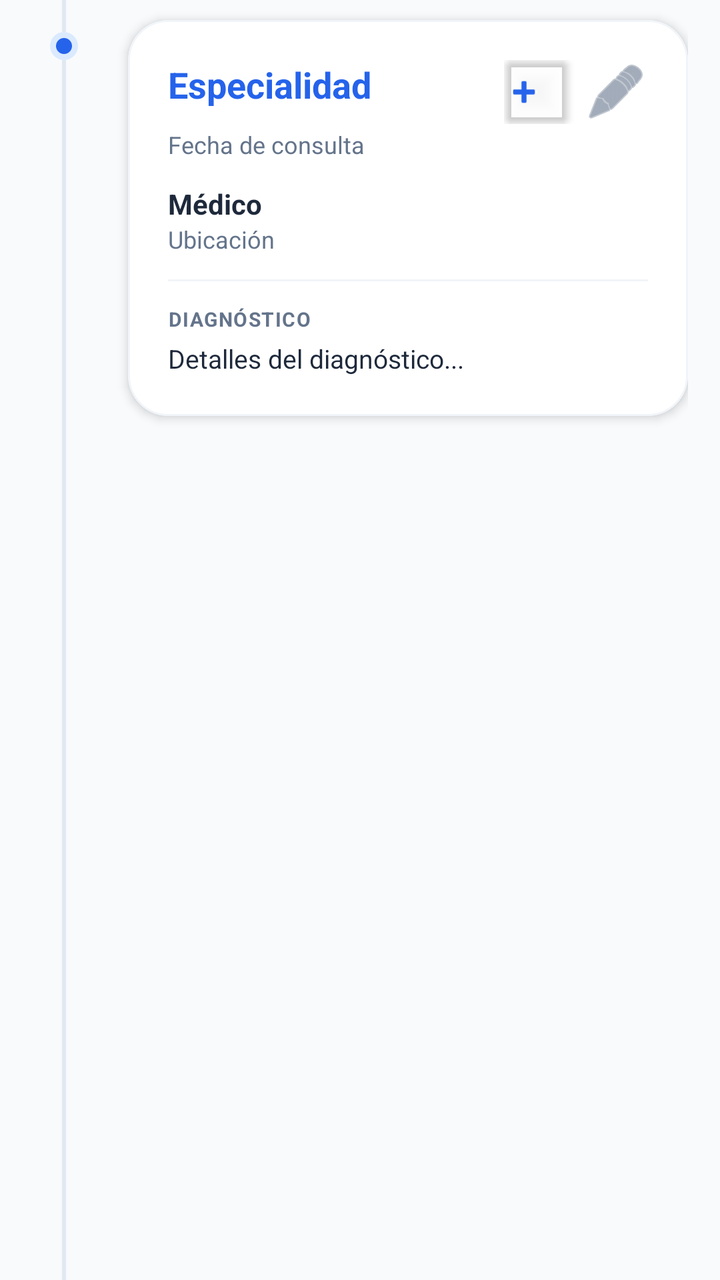
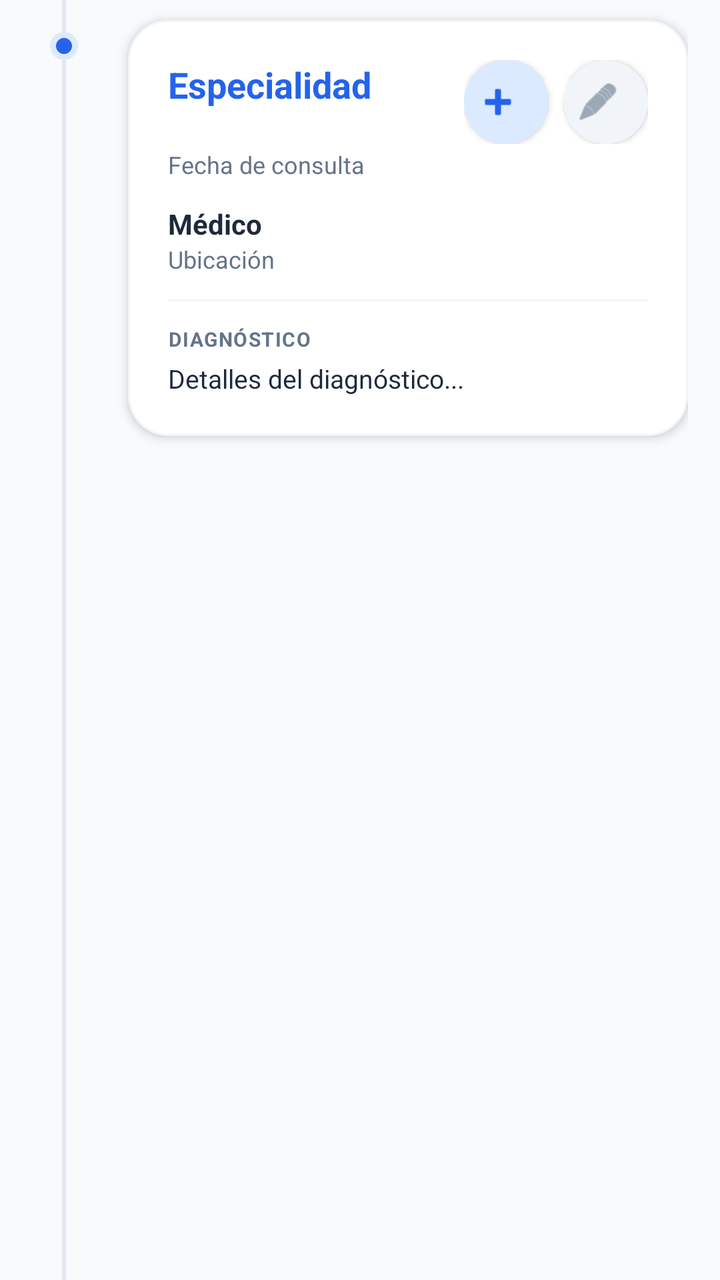

Before-and-after screenshots of an Android layout around one commit, followed by the original layout XML and the change that was made.
<!-- AndroidManifest.xml: application theme AppTheme -->
<!-- res/layout/item_historial.xml -->
<?xml version="1.0" encoding="utf-8"?>
<LinearLayout xmlns:android="http://schemas.android.com/apk/res/android"
    xmlns:app="http://schemas.android.com/apk/res-auto"
    android:layout_width="match_parent"
    android:layout_height="wrap_content"
    android:orientation="horizontal"
    android:paddingStart="16dp"
    android:paddingEnd="16dp">

    
    <LinearLayout
        android:layout_width="32dp"
        android:layout_height="match_parent"
        android:gravity="center_horizontal"
        android:orientation="vertical">
        <View
            android:id="@+id/timeline_top"
            android:layout_width="2dp"
            android:layout_height="16dp"
            android:background="@color/divider" />
        <View
            android:layout_width="14dp"
            android:layout_height="14dp"
            android:background="@drawable/timeline_dot" />
        <View
            android:id="@+id/timeline_bottom"
            android:layout_width="2dp"
            android:layout_height="match_parent"
            android:background="@color/divider" />
    </LinearLayout>

    
    <com.google.android.material.card.MaterialCardView
        android:layout_width="0dp"
        android:layout_height="wrap_content"
        android:layout_weight="1"
        android:layout_marginStart="16dp"
        android:layout_marginTop="10dp"
        android:layout_marginBottom="26dp"
        app:cardCornerRadius="20dp"
        app:cardElevation="3dp"
        app:cardBackgroundColor="@color/white"
        app:strokeColor="#F1F5F9"
        app:strokeWidth="1dp">

        <LinearLayout
            android:layout_width="match_parent"
            android:layout_height="wrap_content"
            android:orientation="vertical"
            android:padding="20dp">

            
            <RelativeLayout
                android:layout_width="match_parent"
                android:layout_height="wrap_content"
                android:gravity="center_vertical">

                <TextView
                    android:id="@+id/tvHistSpecialty"
                    android:layout_width="wrap_content"
                    android:layout_height="wrap_content"
                    android:text="Especialidad"
                    android:textColor="@color/primary"
                    android:textSize="18sp"
                    android:textStyle="bold"
                    android:layout_alignParentStart="true"
                    android:layout_toStartOf="@id/layoutActions" />

                <LinearLayout
                    android:id="@+id/layoutActions"
                    android:layout_width="wrap_content"
                    android:layout_height="wrap_content"
                    android:layout_alignParentEnd="true"
                    android:gravity="center_vertical"
                    android:orientation="horizontal">

                    <com.google.android.material.button.MaterialButton
                        android:id="@+id/btnAttachDoc"
                        style="@style/Widget.MaterialComponents.Button.Icon"
                        android:layout_width="32dp"
                        android:layout_height="32dp"
                        android:layout_marginEnd="8dp"
                        android:padding="0dp"
                        android:insetLeft="0dp"
                        android:insetTop="0dp"
                        android:insetRight="0dp"
                        android:insetBottom="0dp"
                        app:icon="@android:drawable/ic_input_add"
                        app:iconSize="20dp"
                        app:iconTint="@color/primary"
                        app:backgroundTint="@android:color/transparent"
                        app:elevation="0dp" />

                    <ImageButton
                        android:id="@+id/btnHistMenu"
                        android:layout_width="32dp"
                        android:layout_height="32dp"
                        android:background="?attr/selectableItemBackgroundBorderless"
                        android:src="@android:drawable/ic_menu_edit"
                        app:tint="@color/text_secondary" />
                </LinearLayout>
            </RelativeLayout>

            <TextView
                android:id="@+id/tvHistDateTime"
                android:layout_width="wrap_content"
                android:layout_height="wrap_content"
                android:layout_marginTop="2dp"
                android:text="Fecha de consulta"
                android:textColor="@color/text_secondary"
                android:textSize="12sp" />

            <TextView
                android:id="@+id/tvHistStatus"
                android:layout_width="wrap_content"
                android:layout_height="wrap_content"
                android:layout_marginTop="4dp"
                android:text="PENDIENTE"
                android:textColor="@color/sos_red"
                android:textSize="10sp"
                android:textStyle="bold"
                android:visibility="gone" />

            <TextView
                android:id="@+id/tvHistDoctor"
                android:layout_width="wrap_content"
                android:layout_height="wrap_content"
                android:layout_marginTop="12dp"
                android:text="Médico"
                android:textColor="@color/text_primary"
                android:textStyle="bold"
                android:textSize="14sp" />

            <TextView
                android:id="@+id/tvHistLocation"
                android:layout_width="wrap_content"
                android:layout_height="wrap_content"
                android:text="Ubicación"
                android:textColor="@color/text_secondary"
                android:textSize="12sp" />

            <View
                android:layout_width="match_parent"
                android:layout_height="1dp"
                android:background="#F1F5F9"
                android:layout_marginVertical="12dp" />

            <TextView
                android:layout_width="wrap_content"
                android:layout_height="wrap_content"
                android:text="DIAGNÓSTICO"
                android:textColor="@color/text_secondary"
                android:textSize="10sp"
                android:textStyle="bold"
                android:letterSpacing="0.05" />

            <TextView
                android:id="@+id/tvHistDiagnosis"
                android:layout_width="match_parent"
                android:layout_height="wrap_content"
                android:layout_marginTop="4dp"
                android:text="Detalles del diagnóstico..."
                android:textColor="@color/text_primary"
                android:textSize="13sp" />

            
            <LinearLayout
                android:id="@+id/layoutDocHeader"
                android:layout_width="match_parent"
                android:layout_height="wrap_content"
                android:orientation="vertical"
                android:visibility="gone">

                <View
                    android:layout_width="match_parent"
                    android:layout_height="1dp"
                    android:background="#F1F5F9"
                    android:layout_marginVertical="12dp" />

                <TextView
                    android:layout_width="wrap_content"
                    android:layout_height="wrap_content"
                    android:text="ARCHIVOS ADJUNTOS"
                    android:textColor="@color/primary"
                    android:textSize="10sp"
                    android:textStyle="bold"
                    android:layout_marginBottom="8dp" />

                <LinearLayout
                    android:id="@+id/layoutRelatedDocs"
                    android:layout_width="match_parent"
                    android:layout_height="wrap_content"
                    android:orientation="vertical" />
            </LinearLayout>

        </LinearLayout>
    </com.google.android.material.card.MaterialCardView>

</LinearLayout>
<!-- resources referenced by this layout -->
<resources>
  <color name="divider">#E2E8F0</color>
  <color name="primary">#2563EB</color>
  <color name="sos_red">#EF4444</color>
  <color name="text_primary">#1E293B</color>
  <color name="text_secondary">#64748B</color>
  <color name="white">#FFFFFF</color>
  <!-- drawable timeline_dot (drawable) -->
  <?xml version="1.0" encoding="utf-8"?>
  <shape xmlns:android="http://schemas.android.com/apk/res/android"
      android:shape="oval">
      <solid android:color="@color/primary" />
      <size android:width="14dp" android:height="14dp" />
      <stroke android:width="3dp" android:color="@color/primary_light" />
  </shape>
  <style name="AppTheme" parent="Theme.MaterialComponents.Light.NoActionBar">
          <item name="colorPrimary">@color/primary</item>
          <item name="colorPrimaryDark">@color/primary_dark</item>
          <item name="colorAccent">@color/accent</item>
          <item name="android:windowBackground">@color/background</item>
          <item name="bottomNavigationStyle">@style/CustomBottomNavigation</item>
      </style>
  <color name="primary_light">#DBEAFE</color>
  <color name="primary_dark">#1E40AF</color>
  <color name="accent">#10B981</color>
  <color name="background">#F8FAFC</color>
  <style name="CustomBottomNavigation" parent="Widget.MaterialComponents.BottomNavigationView">
          <item name="labelVisibilityMode">labeled</item>
          <item name="itemIconSize">22dp</item>
          <item name="itemRippleColor">@color/primary_light</item>
          <item name="backgroundTint">@color/white</item>
          <item name="itemIconTint">@color/selector_nav_color</item>
          <item name="itemTextColor">@color/selector_nav_color</item>
          <item name="android:paddingTop">0dp</item>
          <item name="android:paddingBottom">0dp</item>
      </style>
</resources>

<!-- the commit's change to res/layout/item_historial.xml (unified diff, before → after) -->
@@ -77,27 +77,39 @@
                     <com.google.android.material.button.MaterialButton
                         android:id="@+id/btnAttachDoc"
                         style="@style/Widget.MaterialComponents.Button.Icon"
-                        android:layout_width="32dp"
-                        android:layout_height="32dp"
-                        android:layout_marginEnd="8dp"
+                        android:layout_width="42dp"
+                        android:layout_height="42dp"
                         android:padding="0dp"
+                        app:icon="@android:drawable/ic_input_add"
+                        app:iconSize="24dp"
+                        app:iconTint="@color/primary"
+                        app:iconGravity="textStart"
+                        app:backgroundTint="@color/primary_light"
+                        app:cornerRadius="21dp"
+                        app:elevation="0dp"
                         android:insetLeft="0dp"
                         android:insetTop="0dp"
                         android:insetRight="0dp"
                         android:insetBottom="0dp"
-                        app:icon="@android:drawable/ic_input_add"
-                        app:iconSize="20dp"
-                        app:iconTint="@color/primary"
-                        app:backgroundTint="@android:color/transparent"
-                        app:elevation="0dp" />
-
-                    <ImageButton
+                        android:layout_marginEnd="8dp" />
+
+                    <com.google.android.material.button.MaterialButton
                         android:id="@+id/btnHistMenu"
-                        android:layout_width="32dp"
-                        android:layout_height="32dp"
-                        android:background="?attr/selectableItemBackgroundBorderless"
-                        android:src="@android:drawable/ic_menu_edit"
-                        app:tint="@color/text_secondary" />
+                        style="@style/Widget.MaterialComponents.Button.Icon"
+                        android:layout_width="42dp"
+                        android:layout_height="42dp"
+                        android:padding="0dp"
+                        app:icon="@android:drawable/ic_menu_edit"
+                        app:iconSize="22dp"
+                        app:iconTint="@color/text_secondary"
+                        app:iconGravity="textStart"
+                        app:backgroundTint="#F1F5F9"
+                        app:cornerRadius="21dp"
+                        app:elevation="0dp"
+                        android:insetLeft="0dp"
+                        android:insetTop="0dp"
+                        android:insetRight="0dp"
+                        android:insetBottom="0dp" />
                 </LinearLayout>
             </RelativeLayout>
 
